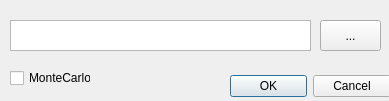
This is LTSpice_feature/designer/file_select_dialog/FileSelectWindow.ui in grupo-tc-volcan/plot-tool as Qt 5 draws it before an edit. The edited form follows.
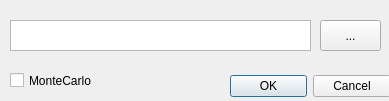
This is the edited form.

```diff
--- a/LTSpice_feature/designer/file_select_dialog/FileSelectWindow.ui
+++ b/LTSpice_feature/designer/file_select_dialog/FileSelectWindow.ui
@@ -53,8 +53,8 @@
     <rect>
      <x>10</x>
      <y>70</y>
-     <width>81</width>
-     <height>16</height>
+     <width>141</width>
+     <height>21</height>
     </rect>
    </property>
    <property name="text">
```
